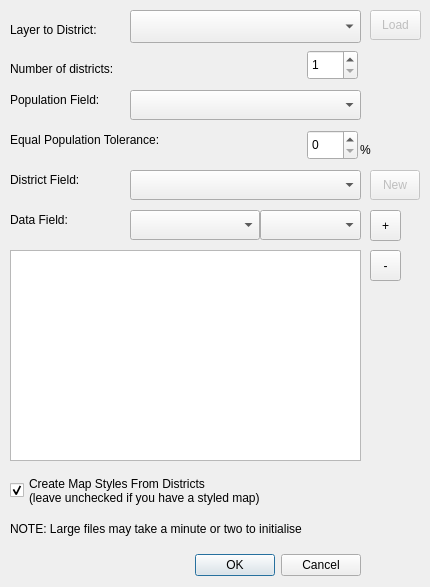
Above: StattoRedistrict_dlgparameter.ui from johnpholden/qgis3redistricter before the change. Below: the same form after it.
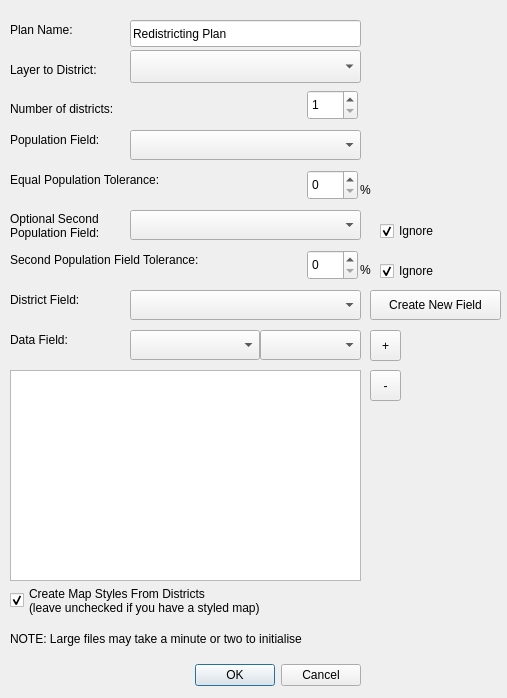
That is the form after the change.

```diff
--- a/StattoRedistrict_dlgparameter.ui
+++ b/StattoRedistrict_dlgparameter.ui
@@ -6,8 +6,8 @@
    <rect>
     <x>0</x>
     <y>0</y>
-    <width>430</width>
-    <height>587</height>
+    <width>507</width>
+    <height>698</height>
    </rect>
   </property>
   <property name="windowTitle">
@@ -17,7 +17,7 @@
    <property name="geometry">
     <rect>
      <x>20</x>
-     <y>550</y>
+     <y>660</y>
      <width>341</width>
      <height>30</height>
     </rect>
@@ -33,7 +33,7 @@
    <property name="geometry">
     <rect>
      <x>130</x>
-     <y>10</y>
+     <y>50</y>
      <width>231</width>
      <height>33</height>
     </rect>
@@ -43,7 +43,7 @@
    <property name="geometry">
     <rect>
      <x>307</x>
-     <y>50</y>
+     <y>90</y>
      <width>51</width>
      <height>30</height>
     </rect>
@@ -59,7 +59,7 @@
    <property name="geometry">
     <rect>
      <x>130</x>
-     <y>90</y>
+     <y>130</y>
      <width>231</width>
      <height>30</height>
     </rect>
@@ -69,7 +69,7 @@
    <property name="geometry">
     <rect>
      <x>130</x>
-     <y>170</y>
+     <y>290</y>
      <width>231</width>
      <height>30</height>
     </rect>
@@ -79,7 +79,7 @@
    <property name="geometry">
     <rect>
      <x>10</x>
-     <y>60</y>
+     <y>100</y>
      <width>231</width>
      <height>17</height>
     </rect>
@@ -92,7 +92,7 @@
    <property name="geometry">
     <rect>
      <x>10</x>
-     <y>90</y>
+     <y>130</y>
      <width>121</width>
      <height>20</height>
     </rect>
@@ -105,7 +105,7 @@
    <property name="geometry">
     <rect>
      <x>10</x>
-     <y>170</y>
+     <y>290</y>
      <width>121</width>
      <height>20</height>
     </rect>
@@ -118,7 +118,7 @@
    <property name="geometry">
     <rect>
      <x>10</x>
-     <y>20</y>
+     <y>60</y>
      <width>130</width>
      <height>20</height>
     </rect>
@@ -134,7 +134,7 @@
    <property name="geometry">
     <rect>
      <x>10</x>
-     <y>470</y>
+     <y>580</y>
      <width>351</width>
      <height>41</height>
     </rect>
@@ -151,7 +151,7 @@
    <property name="geometry">
     <rect>
      <x>130</x>
-     <y>210</y>
+     <y>330</y>
      <width>130</width>
      <height>30</height>
     </rect>
@@ -161,7 +161,7 @@
    <property name="geometry">
     <rect>
      <x>10</x>
-     <y>130</y>
+     <y>170</y>
      <width>291</width>
      <height>20</height>
     </rect>
@@ -174,7 +174,7 @@
    <property name="geometry">
     <rect>
      <x>307</x>
-     <y>130</y>
+     <y>170</y>
      <width>51</width>
      <height>30</height>
     </rect>
@@ -193,7 +193,7 @@
    <property name="geometry">
     <rect>
      <x>360</x>
-     <y>140</y>
+     <y>180</y>
      <width>16</width>
      <height>20</height>
     </rect>
@@ -206,7 +206,7 @@
    <property name="geometry">
     <rect>
      <x>260</x>
-     <y>210</y>
+     <y>330</y>
      <width>101</width>
      <height>30</height>
     </rect>
@@ -216,7 +216,7 @@
    <property name="geometry">
     <rect>
      <x>10</x>
-     <y>210</y>
+     <y>330</y>
      <width>121</width>
      <height>20</height>
     </rect>
@@ -229,7 +229,7 @@
    <property name="geometry">
     <rect>
      <x>370</x>
-     <y>210</y>
+     <y>330</y>
      <width>31</width>
      <height>31</height>
     </rect>
@@ -242,7 +242,7 @@
    <property name="geometry">
     <rect>
      <x>370</x>
-     <y>250</y>
+     <y>370</y>
      <width>31</width>
      <height>31</height>
     </rect>
@@ -251,27 +251,11 @@
     <string>-</string>
    </property>
   </widget>
-  <widget class="QToolButton" name="btnLoadParameters">
-   <property name="enabled">
-    <bool>false</bool>
-   </property>
-   <property name="geometry">
-    <rect>
-     <x>370</x>
-     <y>10</y>
-     <width>51</width>
-     <height>30</height>
-    </rect>
-   </property>
-   <property name="text">
-    <string>Load</string>
-   </property>
-  </widget>
   <widget class="QTableWidget" name="tblDataFields">
    <property name="geometry">
     <rect>
      <x>10</x>
-     <y>250</y>
+     <y>370</y>
      <width>351</width>
      <height>211</height>
     </rect>
@@ -294,25 +278,25 @@
   </widget>
   <widget class="QToolButton" name="btnCreateNewField">
    <property name="enabled">
-    <bool>false</bool>
+    <bool>true</bool>
    </property>
    <property name="geometry">
     <rect>
      <x>370</x>
-     <y>170</y>
-     <width>50</width>
+     <y>290</y>
+     <width>131</width>
      <height>30</height>
     </rect>
    </property>
    <property name="text">
-    <string>New</string>
+    <string>Create New Field</string>
    </property>
   </widget>
   <widget class="QLabel" name="label_9">
    <property name="geometry">
     <rect>
      <x>10</x>
-     <y>520</y>
+     <y>630</y>
      <width>391</width>
      <height>17</height>
     </rect>
@@ -321,6 +305,136 @@
     <string>NOTE: Large files may take a minute or two to initialise</string>
    </property>
   </widget>
+  <widget class="QLabel" name="label_6">
+   <property name="geometry">
+    <rect>
+     <x>10</x>
+     <y>210</y>
+     <width>121</width>
+     <height>31</height>
+    </rect>
+   </property>
+   <property name="text">
+    <string>Optional Second
+Population Field:</string>
+   </property>
+  </widget>
+  <widget class="QSpinBox" name="inpTolerance_2">
+   <property name="geometry">
+    <rect>
+     <x>307</x>
+     <y>250</y>
+     <width>51</width>
+     <height>30</height>
+    </rect>
+   </property>
+   <property name="minimum">
+    <number>0</number>
+   </property>
+   <property name="maximum">
+    <number>100</number>
+   </property>
+   <property name="value">
+    <number>0</number>
+   </property>
+  </widget>
+  <widget class="QComboBox" name="cmbPopField_2">
+   <property name="geometry">
+    <rect>
+     <x>130</x>
+     <y>210</y>
+     <width>231</width>
+     <height>30</height>
+    </rect>
+   </property>
+  </widget>
+  <widget class="QLabel" name="label_10">
+   <property name="geometry">
+    <rect>
+     <x>10</x>
+     <y>250</y>
+     <width>291</width>
+     <height>20</height>
+    </rect>
+   </property>
+   <property name="text">
+    <string>Second Population Field Tolerance:</string>
+   </property>
+  </widget>
+  <widget class="QLabel" name="label_11">
+   <property name="geometry">
+    <rect>
+     <x>360</x>
+     <y>260</y>
+     <width>16</width>
+     <height>20</height>
+    </rect>
+   </property>
+   <property name="text">
+    <string>%</string>
+   </property>
+  </widget>
+  <widget class="QLabel" name="label_12">
+   <property name="geometry">
+    <rect>
+     <x>10</x>
+     <y>20</y>
+     <width>130</width>
+     <height>20</height>
+    </rect>
+   </property>
+   <property name="text">
+    <string>Plan Name:</string>
+   </property>
+   <property name="textFormat">
+    <enum>Qt::PlainText</enum>
+   </property>
+  </widget>
+  <widget class="QLineEdit" name="inpPlanName">
+   <property name="geometry">
+    <rect>
+     <x>130</x>
+     <y>20</y>
+     <width>231</width>
+     <height>27</height>
+    </rect>
+   </property>
+   <property name="text">
+    <string>Redistricting Plan</string>
+   </property>
+  </widget>
+  <widget class="QCheckBox" name="chkIgnoreSecondTolerance">
+   <property name="geometry">
+    <rect>
+     <x>380</x>
+     <y>260</y>
+     <width>131</width>
+     <height>22</height>
+    </rect>
+   </property>
+   <property name="text">
+    <string>Ignore</string>
+   </property>
+   <property name="checked">
+    <bool>true</bool>
+   </property>
+  </widget>
+  <widget class="QCheckBox" name="chkIgnoreSecond">
+   <property name="geometry">
+    <rect>
+     <x>380</x>
+     <y>220</y>
+     <width>131</width>
+     <height>22</height>
+    </rect>
+   </property>
+   <property name="text">
+    <string>Ignore</string>
+   </property>
+   <property name="checked">
+    <bool>true</bool>
+   </property>
+  </widget>
  </widget>
  <resources/>
  <connections>
```
